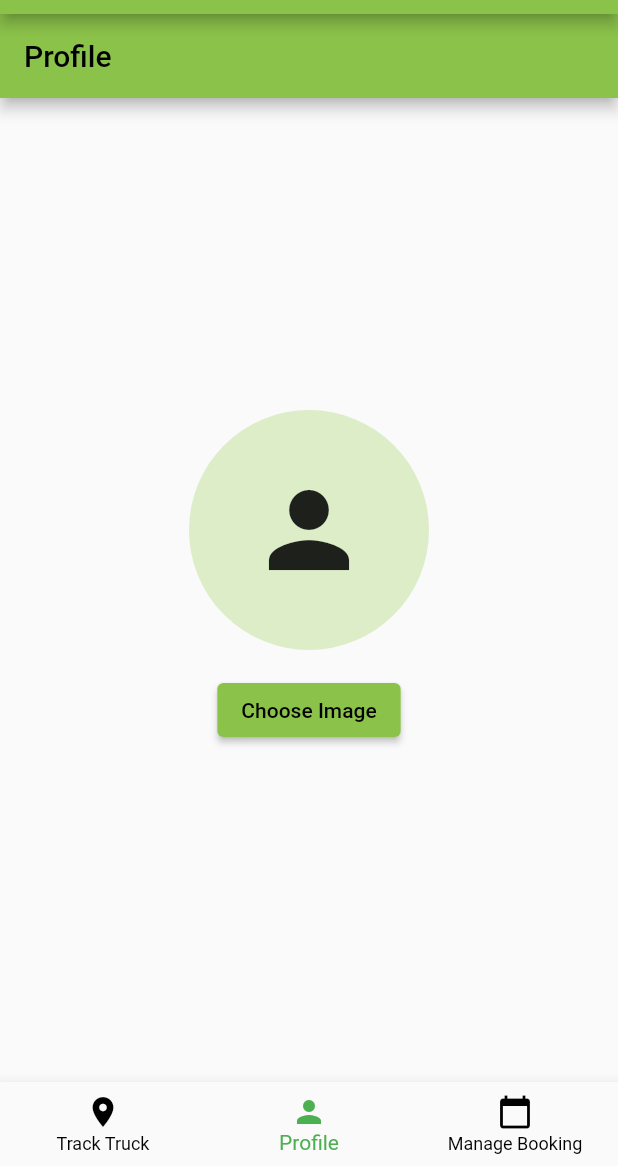
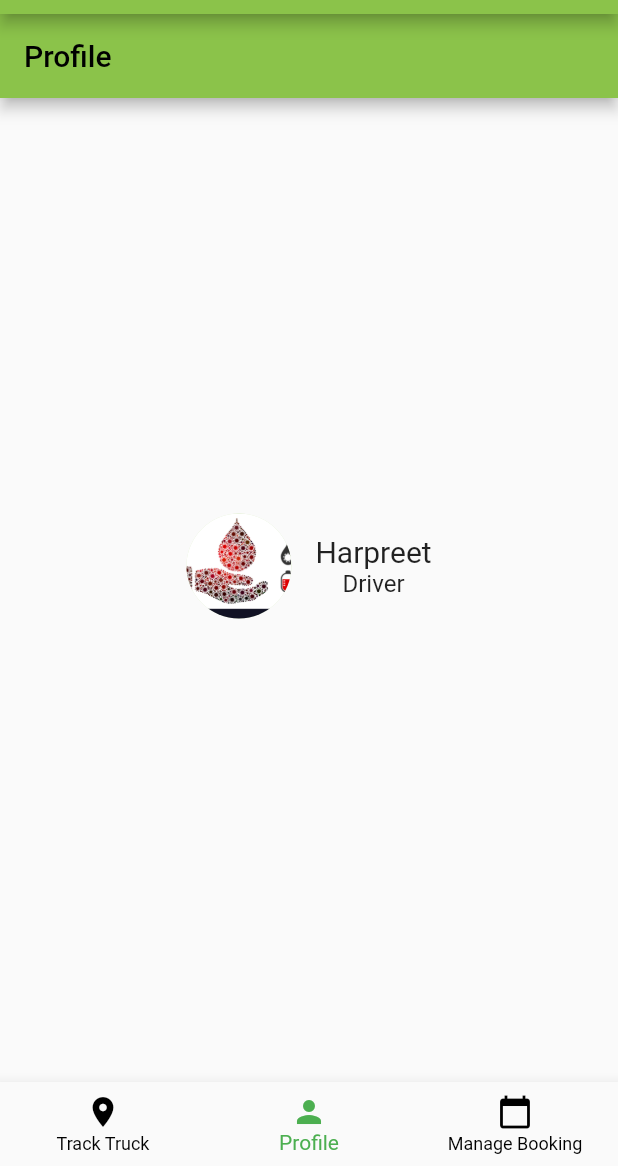
Before and after one commit to HarpreetK24/ecotrak_driver, a Flutter app: the screen it shows after launch, item 2 of the bottom bar chosen, on a phone screen of 412 x 824 dp, the part 70-1236 px from its top. Run offline on Flutter 3.47's test engine with Material 2 defaults, Android fonts, the phone set to English and light mode, and no system bars; our stand-ins replace google_maps_flutter, image_picker.

Commit message:
Added Profile, Dashboard and Manage Booking with Track option.

```diff
--- a/lib/dashboard_screen.dart
+++ b/lib/dashboard_screen.dart
@@ -1,15 +1,12 @@
 import 'dart:io';
-
 import 'package:flutter/material.dart';
 import 'package:image_picker/image_picker.dart';
 import 'track_truck_screen.dart';
 import 'profile_screen.dart';
 import 'manage_booking_screen.dart';
-import 'manage_booking_screen.dart';
 
 class DashboardScreen extends StatefulWidget {
   @override
-
   _DashboardScreenState createState() => _DashboardScreenState();
 }
 
@@ -24,7 +21,7 @@ class _DashboardScreenState extends State<DashboardScreen> {
       });
     }
   }
-  List<Widget> _widgetOptions = [
+  final List<Widget> _widgetOptions = [
     TrackTruckScreen(),
     ProfileScreen(),
     ManageBookingScreen(),
@@ -34,7 +31,7 @@ class _DashboardScreenState extends State<DashboardScreen> {
   Widget build(BuildContext context) {
     return Scaffold(
       appBar: AppBar(
-        title: Text('Ecotrak'),
+        title: const Text('Ecotrak'),
       ),
       drawer: buildSidebar(context),
       body: _widgetOptions[_selectedIndex],
@@ -48,7 +45,7 @@ class _DashboardScreenState extends State<DashboardScreen> {
         padding: EdgeInsets.zero,
         children: <Widget>[
           DrawerHeader(
-            decoration: BoxDecoration(
+            decoration: const BoxDecoration(
               color: Colors.green,
             ),
             child: Row(
@@ -59,8 +56,8 @@ class _DashboardScreenState extends State<DashboardScreen> {
                       ? FileImage(_profileImage!)
                       :Image.asset("assets/images/donate-blood-collage-coronavirus-icons-vector-30596014.png").image,
                 ),
-                SizedBox(width: 16),
-                Column(
+                const SizedBox(width: 16),
+                const Column(
                   mainAxisAlignment: MainAxisAlignment.center,
                   crossAxisAlignment: CrossAxisAlignment.start,
                   children: [
@@ -85,16 +82,16 @@ class _DashboardScreenState extends State<DashboardScreen> {
             ),
           ),
           ListTile(
-            leading: Icon(Icons.star),
-            title: Text('Rewards'),
+            leading: const Icon(Icons.star),
+            title: const Text('Rewards'),
             onTap: () {
               // Navigate to rewards screen
               Navigator.pushNamed(context, '/rewards');
             },
           ),
           ListTile(
-            leading: Icon(Icons.image),
-            title: Text('Change Profile Picture'),
+            leading: const Icon(Icons.image),
+            title: const Text('Change Profile Picture'),
             onTap: () async {
               await _pickImage(ImageSource.gallery);
               Navigator.pop(context); // Close the drawer after selecting image
--- a/lib/main.dart
+++ b/lib/main.dart
@@ -15,7 +15,7 @@ class MyApp extends StatelessWidget {
   @override
   Widget build(BuildContext context) {
     return MaterialApp(
-      title: 'Ecotrak',
+      title: 'EcoTrak',
       debugShowCheckedModeBanner: false,
       theme: ThemeData(
         primarySwatch: Colors.lightGreen,
--- a/lib/manage_booking_screen.dart
+++ b/lib/manage_booking_screen.dart
@@ -5,9 +5,9 @@ class ManageBookingScreen extends StatelessWidget {
   Widget build(BuildContext context) {
     return Scaffold(
       appBar: AppBar(
-        title: Text('Manage Existing Booking'),
+        title: const Text('Manage Existing Booking'),
       ),
-      body: Center(
+      body: const Center(
         child: Text('Manage Booking Screen Content'),
       ),
     );
--- a/lib/profile_screen.dart
+++ b/lib/profile_screen.dart
@@ -1,6 +1,6 @@
 import 'dart:io';
 import 'package:flutter/material.dart';
-import 'package:image_picker/image_picker.dart';
+// import 'package:image_picker/image_picker.dart';
 
 class ProfileScreen extends StatefulWidget {
   @override
@@ -10,40 +10,47 @@ class ProfileScreen extends StatefulWidget {
 class _ProfileScreenState extends State<ProfileScreen> {
   File? _profileImage;
 
-  Future<void> _pickImage(ImageSource source) async {
-    final pickedImage = await ImagePicker().pickImage(source: source);
-    if (pickedImage != null) {
-      setState(() {
-        _profileImage = File(pickedImage.path);
-      });
-    }
-  }
 
   @override
   Widget build(BuildContext context) {
     return Scaffold(
       appBar: AppBar(
-        title: Text('Profile'),
+        title: const Text('Profile'),
       ),
       body: Center(
         child: Column(
           mainAxisAlignment: MainAxisAlignment.center,
           children: <Widget>[
-            _profileImage != null
-                ? CircleAvatar(
-              radius: 80,
-              backgroundImage: FileImage(_profileImage!),
-            )
-                : CircleAvatar(
-              radius: 80,
-              child: Icon(Icons.person, size: 80),
+            Row(
+              mainAxisAlignment: MainAxisAlignment.center,
+              children: [
+                CircleAvatar(
+                  radius: 35,
+                  backgroundImage: _profileImage != null
+                      ? FileImage(_profileImage!)
+                      :Image.asset("assets/images/donate-blood-collage-coronavirus-icons-vector-30596014.png").image,
+                ),
+                const SizedBox(width: 16),
+                const Column(
+                  children: [
+                    Text(
+                      'Harpreet',
+                      style: TextStyle(fontSize: 20),
+                    ),
+                    Text(
+                      'Driver',
+                      style: TextStyle(fontSize: 16),
+                    ),
+                  ],
+                ),
+              ],
             ),
-            SizedBox(height: 16),
-            ElevatedButton(
-              onPressed: () => _pickImage(ImageSource.gallery),
-              child: Text('Choose Image'),
-            ),
-            SizedBox(height: 16),
+            const SizedBox(height: 16),
+            // ElevatedButton(
+            //   onPressed: () => _pickImage(ImageSource.gallery),
+            //   child: const Text('Choose Image'),
+            // ),
+            const SizedBox(height: 16),
             // Other profile-related fields...
           ],
         ),
--- a/lib/track_truck_screen.dart
+++ b/lib/track_truck_screen.dart
@@ -2,13 +2,13 @@ import 'package:flutter/material.dart';
 import 'package:google_maps_flutter/google_maps_flutter.dart';
 
 class TrackTruckScreen extends StatelessWidget {
-  static final CameraPosition _kGooglePlex = const CameraPosition(
+  static const CameraPosition _kGooglePlex = CameraPosition(
     target: LatLng(12.93626232871436, 77.60621561694676),
     zoom: 14.4746,
   );
 
   final Set<Marker> _markers = {
-    Marker(
+    const Marker(
       markerId: MarkerId('marker_1'),
       position: LatLng(12.93626232871436, 77.60621561694676),
       infoWindow: InfoWindow(
```
